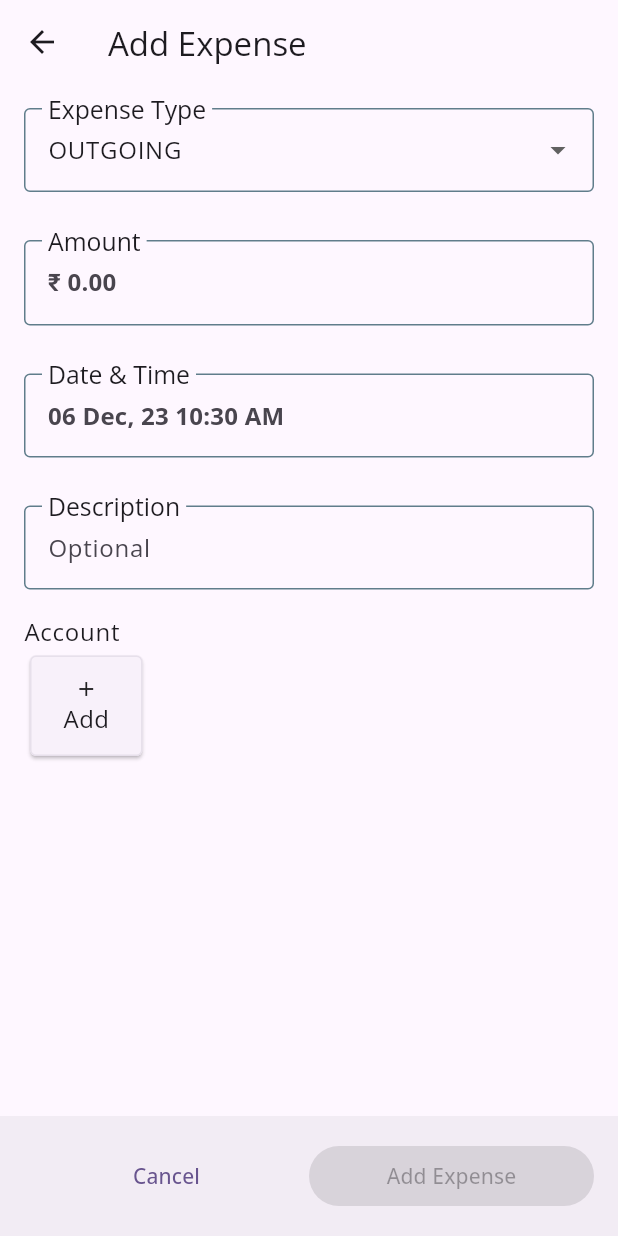
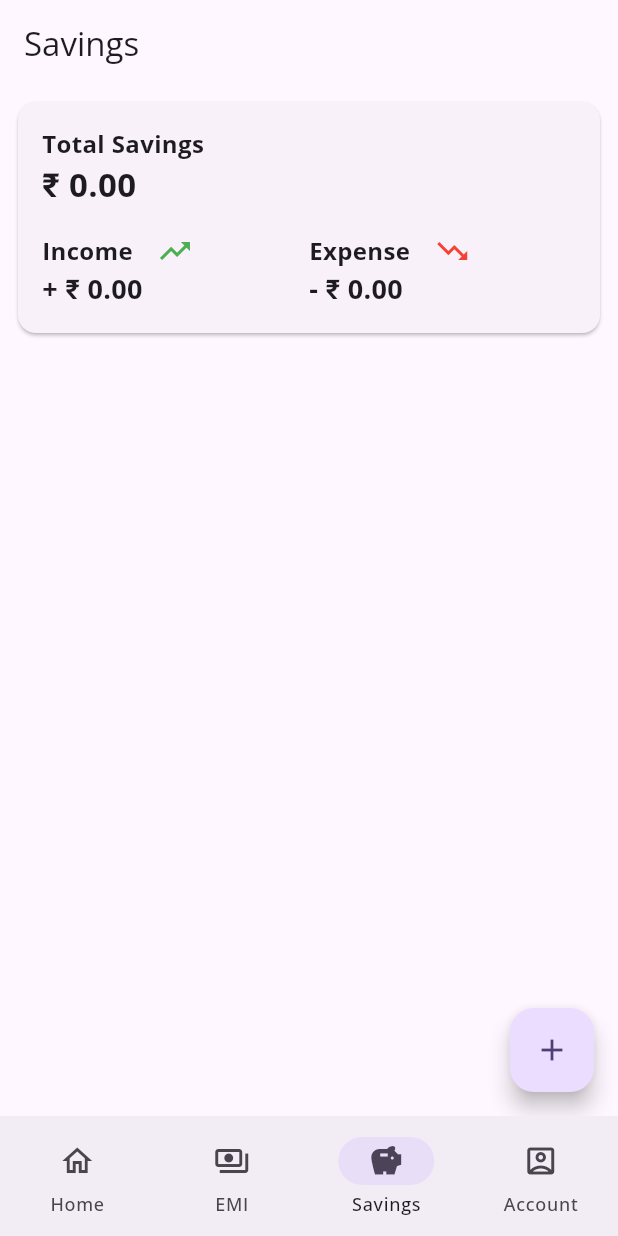
Before and after one commit to leo-elstin/rupiah, a Flutter app: the screen it shows after launch, item 3 of the bottom bar chosen, after a tap on the "add" icon, on a phone screen of 412 x 824 dp. Run offline on Flutter 3.47's test engine with Material 3 defaults, Android fonts, the phone set to English and light mode, and no system bars; our stand-ins replace appwrite, bloc, currency_text_input_formatter, drift, flutter_bloc, flutter_riverpod and 4 more; missing offline and left inert: drift_db_viewer, feedback; accounts and stored records are empty; generated files the repository leaves out were written again.

Commit message:
saving init

```diff
--- a/lib/view/home/home.dart
+++ b/lib/view/home/home.dart
@@ -1,6 +1,7 @@
 import 'package:expense_kit/view/account/account_view.dart';
 import 'package:expense_kit/view/emi/emi_view.dart';
 import 'package:expense_kit/view/expense/expense_view.dart';
+import 'package:expense_kit/view/savings/savings_view.dart';
 import 'package:flutter/material.dart';
 
 class Home extends StatefulWidget {
@@ -31,7 +32,7 @@ class _HomeState extends State<Home> {
           } else if (index == 1) {
             view = const EMIView();
           } else if (index == 2) {
-            view = const ExpenseView();
+            view = const SavingView();
           } else if (index == 3) {
             view = const AccountView();
           }
--- /dev/null
+++ b/lib/view/savings/savings_details.dart
@@ -0,0 +1,116 @@
+import 'package:currency_text_input_formatter/currency_text_input_formatter.dart';
+import 'package:expense_kit/model/entity/expense_card_entity.dart';
+import 'package:expense_kit/utils/currency_utils.dart';
+import 'package:expense_kit/view_model/expense_card_state.dart';
+import 'package:flutter/material.dart';
+import 'package:flutter_riverpod/flutter_riverpod.dart';
+
+final CurrencyTextInputFormatter formatter = CurrencyTextInputFormatter(
+  symbol: '$currencySymbol ',
+  locale: 'en_IN',
+  decimalDigits: 2,
+);
+
+class SavingsDetails extends ConsumerWidget {
+  const SavingsDetails({super.key});
+
+  @override
+  Widget build(BuildContext context, WidgetRef ref) {
+    final ExpenseCardEntity value = ref.watch(expenseCardState);
+    return Padding(
+      padding: const EdgeInsets.all(8.0),
+      child: Card(
+        child: Container(
+          padding: const EdgeInsets.all(16),
+          child: Column(
+            crossAxisAlignment: CrossAxisAlignment.start,
+            children: [
+              Column(
+                crossAxisAlignment: CrossAxisAlignment.start,
+                children: [
+                  const Text(
+                    'Total Savings',
+                    style: TextStyle(
+                      fontSize: 16,
+                      fontWeight: FontWeight.bold,
+                    ),
+                  ),
+                  Text(
+                    formatter.formatDouble(value.totalBalance),
+                    style: const TextStyle(
+                      fontSize: 22,
+                      fontWeight: FontWeight.bold,
+                    ),
+                  ),
+                ],
+              ),
+              const SizedBox(height: 16),
+              const Row(
+                children: [
+                  Expanded(
+                    child: Row(
+                      children: [
+                        Text(
+                          'Income',
+                          style: TextStyle(
+                            fontSize: 16,
+                            fontWeight: FontWeight.bold,
+                          ),
+                        ),
+                        SizedBox(width: 16),
+                        Icon(
+                          Icons.trending_up,
+                          color: Colors.green,
+                        )
+                      ],
+                    ),
+                  ),
+                  Expanded(
+                    child: Row(
+                      children: [
+                        Text(
+                          'Expense',
+                          style: TextStyle(
+                            fontSize: 16,
+                            fontWeight: FontWeight.bold,
+                          ),
+                        ),
+                        SizedBox(width: 16),
+                        Icon(
+                          Icons.trending_down,
+                          color: Colors.red,
+                        )
+                      ],
+                    ),
+                  ),
+                ],
+              ),
+              Row(
+                children: [
+                  Expanded(
+                    child: Text(
+                      '+ ${formatter.formatDouble(value.income)}',
+                      style: const TextStyle(
+                        fontSize: 18,
+                        fontWeight: FontWeight.bold,
+                      ),
+                    ),
+                  ),
+                  Expanded(
+                    child: Text(
+                      '- ${formatter.formatDouble(value.expense)}',
+                      style: const TextStyle(
+                        fontSize: 18,
+                        fontWeight: FontWeight.bold,
+                      ),
+                    ),
+                  ),
+                ],
+              ),
+            ],
+          ),
+        ),
+      ),
+    );
+  }
+}
--- /dev/null
+++ b/lib/view/savings/savings_view.dart
@@ -0,0 +1,29 @@
+import 'package:expense_kit/view/savings/savings_details.dart';
+import 'package:flutter/material.dart';
+
+class SavingView extends StatefulWidget {
+  const SavingView({super.key});
+
+  @override
+  State<SavingView> createState() => _SavingViewState();
+}
+
+class _SavingViewState extends State<SavingView> {
+  @override
+  Widget build(BuildContext context) {
+    return Scaffold(
+      appBar: AppBar(
+        title: const Text('Savings'),
+      ),
+      floatingActionButton: FloatingActionButton(
+        onPressed: () {},
+        child: const Icon(Icons.add),
+      ),
+      body: const Column(
+        children: [
+          SavingsDetails(),
+        ],
+      ),
+    );
+  }
+}
```
